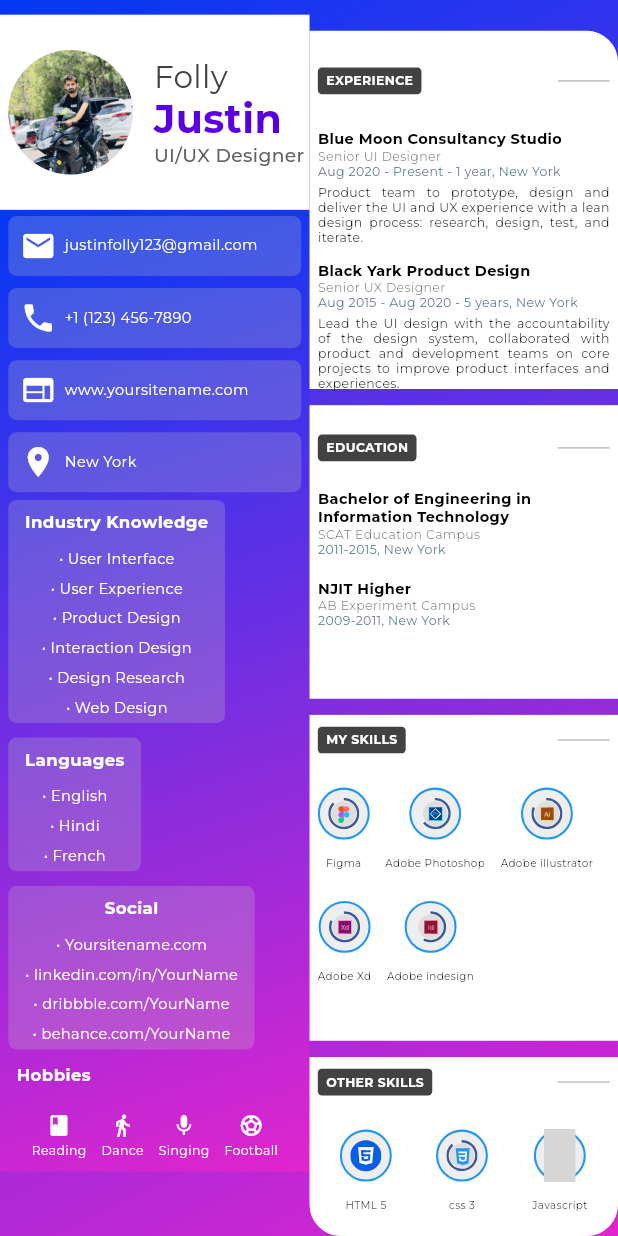
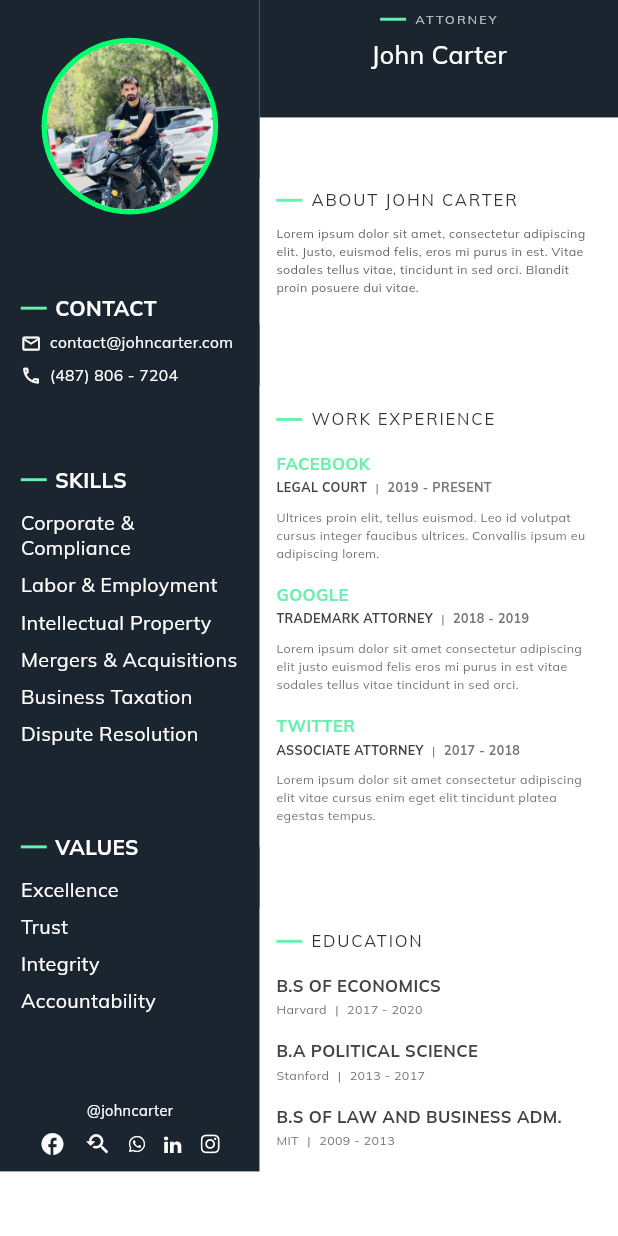
Before and after one commit to Kashannn/Resume_Builder_App, a Flutter app: the screen it shows after launch, on a phone screen of 412 x 824 dp. Run offline on Flutter 3.47's test engine with Material 3 defaults, Android fonts, the phone set to English and light mode, and no system bars; our stand-ins replace flutter_screenutil, flutter_svg, get, google_fonts, image_picker, open_file and 1 more; project files that could hold a hidden picture were left out; grey boxes are pictures that could not be loaded.

Commit message:
template 5

```diff
--- /dev/null
+++ b/lib/Templates/template5.dart
@@ -0,0 +1,543 @@
+import 'package:cvapp/utils/constant/app_images_constant.dart';
+import 'package:flutter/material.dart';
+import 'package:flutter_screenutil/flutter_screenutil.dart';
+import 'package:flutter_svg/flutter_svg.dart';
+import 'package:google_fonts/google_fonts.dart';
+
+class Template5 extends StatefulWidget {
+  const Template5({super.key});
+
+  @override
+  State<Template5> createState() => _Template5State();
+}
+
+class _Template5State extends State<Template5> {
+  @override
+  Widget build(BuildContext context) {
+    ScreenUtil.init(context, designSize: const Size(595, 842));
+    return SafeArea(
+      child: Scaffold(
+        body: Container(
+          width: 595.w,
+          height: 842.h,
+          color: Colors.white,
+          child: Column(
+            mainAxisAlignment: MainAxisAlignment.start,
+            crossAxisAlignment: CrossAxisAlignment.start,
+            children: [
+              Row(
+                children: [
+                  Container(
+                    width: 250.w,
+                    height: 798.h,
+                    decoration: BoxDecoration(
+                      color: Color(0xFF1B2530),
+                    ),
+                    child: Column(
+                      crossAxisAlignment: CrossAxisAlignment.center,
+                      mainAxisAlignment: MainAxisAlignment.spaceAround,
+                      children: [
+                        // Profile Picture
+                        Padding(
+                          padding: EdgeInsets.only(top: 16.h),
+                          child: CircleAvatar(
+                            radius: 85.r,
+                            backgroundColor: Color(0xFF00FF6A),
+                            child: CircleAvatar(
+                              radius: 80.r,
+                              backgroundImage:
+                                  AssetImage(AppImages.profilePicture),
+                            ),
+                          ),
+                        ),
+                        SizedBox(height: 16.h),
+                        // Contact Section
+                        Padding(
+                          padding: EdgeInsets.symmetric(horizontal: 20.w),
+                          child: Column(
+                            crossAxisAlignment: CrossAxisAlignment.start,
+                            children: [
+                              _buildSectionHeader('CONTACT'),
+                              SizedBox(height: 8.h),
+                              _buildContactItem(
+                                icon: Icons.email_outlined,
+                                text: 'contact@johncarter.com',
+                              ),
+                              SizedBox(height: 8.h),
+                              _buildContactItem(
+                                icon: Icons.phone_outlined,
+                                text: '(487) 806 - 7204',
+                              ),
+                            ],
+                          ),
+                        ),
+                        SizedBox(height: 16.h),
+                        // Skills Section
+                        Padding(
+                          padding: EdgeInsets.symmetric(horizontal: 20.w),
+                          child: Column(
+                            crossAxisAlignment: CrossAxisAlignment.start,
+                            children: [
+                              _buildSectionHeader('SKILLS'),
+                              SizedBox(height: 8.h),
+                              _buildSkillItem('Corporate & Compliance'),
+                              _buildSkillItem('Labor & Employment'),
+                              _buildSkillItem('Intellectual Property'),
+                              _buildSkillItem('Mergers & Acquisitions'),
+                              _buildSkillItem('Business Taxation'),
+                              _buildSkillItem('Dispute Resolution'),
+                            ],
+                          ),
+                        ),
+                        SizedBox(height: 16.h),
+                        // Values Section
+                        Padding(
+                          padding: EdgeInsets.symmetric(horizontal: 20.w),
+                          child: Column(
+                            crossAxisAlignment: CrossAxisAlignment.start,
+                            children: [
+                              _buildSectionHeader('VALUES'),
+                              SizedBox(height: 8.h),
+                              _buildSkillItem('Excellence'),
+                              _buildSkillItem('Trust'),
+                              _buildSkillItem('Integrity'),
+                              _buildSkillItem('Accountability'),
+                            ],
+                          ),
+                        ),
+                        SizedBox(height: 16.h),
+                        // Social Media Section
+                        Padding(
+                          padding: EdgeInsets.symmetric(horizontal: 20.w),
+                          child: Column(
+                            crossAxisAlignment: CrossAxisAlignment.center,
+                            children: [
+                              Text(
+                                '@johncarter',
+                                style: GoogleFonts.mulish(
+                                  fontSize: 14.sp,
+                                  color: Colors.white,
+                                ),
+                              ),
+                              SizedBox(height: 8.h),
+                              Row(
+                                mainAxisAlignment:
+                                    MainAxisAlignment.spaceEvenly,
+                                children: [
+                                  _buildSocialIcon(Icons.facebook),
+                                  _buildSocialIcon(Icons.youtube_searched_for),
+                                  SvgPicture.asset(
+                                    AppImages.whatsapp12,
+                                    color: Colors.white,
+                                  ),
+                                  SvgPicture.asset(
+                                    AppImages.linkedin,
+                                    color: Colors.white,
+                                  ),
+                                  SvgPicture.asset(
+                                    AppImages.instagram,
+                                    color: Colors.white,
+                                  )
+                                ],
+                              ),
+                            ],
+                          ),
+                        ),
+                      ],
+                    ),
+                  ),
+                  Container(
+                    width: 345.w,
+                    height: 798.h,
+                    child: Column(
+                      mainAxisAlignment: MainAxisAlignment.spaceBetween,
+                      children: [
+                        Container(
+                          width: 345.w,
+                          height: 80.h,
+                          color: Color(0xFF1B2530), // Dark background color
+                          child: Padding(
+                            padding: EdgeInsets.symmetric(
+                                horizontal: 16.w, vertical: 8.h),
+                            child: Column(
+                              crossAxisAlignment: CrossAxisAlignment.center,
+                              children: [
+                                // Title
+                                Row(
+                                  mainAxisAlignment: MainAxisAlignment.center,
+                                  children: [
+                                    Container(
+                                      width: 25.w,
+                                      height: 2.h,
+                                      color: Colors.greenAccent,
+                                    ),
+                                    SizedBox(width: 8.w),
+                                    Text(
+                                      'ATTORNEY',
+                                      style: GoogleFonts.mulish(
+                                        fontSize: 12.sp,
+                                        color: Colors.white.withOpacity(0.7),
+                                        letterSpacing: 1.5,
+                                      ),
+                                    ),
+                                  ],
+                                ),
+                                SizedBox(height: 8.h),
+                                // Name
+                                Text(
+                                  'John Carter',
+                                  style: GoogleFonts.mulish(
+                                    fontSize: 24.sp,
+                                    color: Colors.white,
+                                    fontWeight: FontWeight.w500,
+                                  ),
+                                ),
+                              ],
+                            ),
+                          ),
+                        ),
+                        Container(
+                          width: 345.w,
+                          height: 100.h,
+                          color: Colors.white,
+                          child: Padding(
+                            padding: EdgeInsets.symmetric(
+                                horizontal: 16.w, vertical: 8.h),
+                            child: Column(
+                              crossAxisAlignment: CrossAxisAlignment.start,
+                              children: [
+                                // Title
+                                Row(
+                                  children: [
+                                    Container(
+                                      width: 25.w,
+                                      height: 2.h,
+                                      color: Colors.greenAccent,
+                                    ),
+                                    SizedBox(width: 8.w),
+                                    Text(
+                                      'ABOUT JOHN CARTER',
+                                      style: GoogleFonts.mulish(
+                                        fontSize: 16.sp,
+                                        color: Color(
+                                            0xFF333333), // Dark grey color
+                                        letterSpacing: 1.2,
+                                      ),
+                                    ),
+                                  ],
+                                ),
+                                SizedBox(height: 8.h),
+                                // Description
+                                Text(
+                                  'Lorem ipsum dolor sit amet, consectetur adipiscing elit. Justo, euismod felis, eros mi purus in est. Vitae sodales tellus vitae, tincidunt in sed orci. Blandit proin posuere dui vitae.',
+                                  style: GoogleFonts.mulish(
+                                    fontSize: 12.sp,
+                                    color:
+                                        Color(0xFF666666), // Lighter grey color
+                                    height: 1.5,
+                                  ),
+                                ),
+                              ],
+                            ),
+                          ),
+                        ),
+                        Container(
+                          width: 345.w,
+                          color: Colors.white,
+                          child: Padding(
+                            padding: EdgeInsets.symmetric(
+                                horizontal: 16.w, vertical: 16.h),
+                            child: Column(
+                              crossAxisAlignment: CrossAxisAlignment.start,
+                              children: [
+                                // Section Title
+                                Row(
+                                  children: [
+                                    Container(
+                                      width: 25.w,
+                                      height: 2.h,
+                                      color: Colors.greenAccent,
+                                    ),
+                                    SizedBox(width: 8.w),
+                                    Text(
+                                      'WORK EXPERIENCE',
+                                      style: GoogleFonts.mulish(
+                                        fontSize: 16.sp,
+                                        color: Color(
+                                            0xFF333333), // Dark grey color
+                                        letterSpacing: 1.2,
+                                      ),
+                                    ),
+                                  ],
+                                ),
+                                SizedBox(height: 16.h),
+
+                                // Facebook Experience
+                                _buildExperienceItem(
+                                  company: 'FACEBOOK',
+                                  position: 'LEGAL COURT',
+                                  duration: '2019 - PRESENT',
+                                  description:
+                                      'Ultrices proin elit, tellus euismod. Leo id volutpat cursus integer faucibus ultrices. Convallis ipsum eu adipiscing lorem.',
+                                ),
+                                SizedBox(height: 16.h),
+
+                                // Google Experience
+                                _buildExperienceItem(
+                                  company: 'GOOGLE',
+                                  position: 'TRADEMARK ATTORNEY',
+                                  duration: '2018 - 2019',
+                                  description:
+                                      'Lorem ipsum dolor sit amet consectetur adipiscing elit justo euismod felis eros mi purus in est vitae sodales tellus vitae tincidunt in sed orci.',
+                                ),
+                                SizedBox(height: 16.h),
+
+                                // Twitter Experience
+                                _buildExperienceItem(
+                                  company: 'TWITTER',
+                                  position: 'ASSOCIATE ATTORNEY',
+                                  duration: '2017 - 2018',
+                                  description:
+                                      'Lorem ipsum dolor sit amet consectetur adipiscing elit vitae cursus enim eget elit tincidunt platea egestas tempus.',
+                                ),
+                              ],
+                            ),
+                          ),
+                        ),
+                        Container(
+                          width: 345.w,
+                          color: Colors.white,
+                          child: Padding(
+                            padding: EdgeInsets.symmetric(
+                                horizontal: 16.w, vertical: 16.h),
+                            child: Column(
+                              crossAxisAlignment: CrossAxisAlignment.start,
+                              children: [
+                                // Section Title
+                                Row(
+                                  children: [
+                                    Container(
+                                      width: 25.w,
+                                      height: 2.h,
+                                      color: Colors.greenAccent,
+                                    ),
+                                    SizedBox(width: 8.w),
+                                    Text(
+                                      'EDUCATION',
+                                      style: GoogleFonts.mulish(
+                                        fontSize: 16.sp,
+                                        color: Color(
+                                            0xFF333333), // Dark grey color
+                                        letterSpacing: 1.2,
+                                      ),
+                                    ),
+                                  ],
+                                ),
+                                SizedBox(height: 16.h),
+
+                                // Education Item 1
+                                _buildEducationItem(
+                                  degree: 'B.S OF ECONOMICS',
+                                  institution: 'Harvard',
+                                  duration: '2017 - 2020',
+                                ),
+                                SizedBox(height: 16.h),
+
+                                // Education Item 2
+                                _buildEducationItem(
+                                  degree: 'B.A POLITICAL SCIENCE',
+                                  institution: 'Stanford',
+                                  duration: '2013 - 2017',
+                                ),
+                                SizedBox(height: 16.h),
+
+                                // Education Item 3
+                                _buildEducationItem(
+                                  degree: 'B.S OF LAW AND BUSINESS ADM.',
+                                  institution: 'MIT',
+                                  duration: '2009 - 2013',
+                                ),
+                              ],
+                            ),
+                          ),
+                        )
+                      ],
+                    ),
+                  )
+                ],
+              ),
+            ],
+          ),
+        ),
+      ),
+    );
+  }
+
+  Widget _buildEducationItem({
+    required String degree,
+    required String institution,
+    required String duration,
+  }) {
+    return Column(
+      crossAxisAlignment: CrossAxisAlignment.start,
+      children: [
+        Text(
+          degree,
+          style: GoogleFonts.mulish(
+            fontSize: 16.sp,
+            fontWeight: FontWeight.bold,
+            color: Colors.grey[800],
+          ),
+        ),
+        SizedBox(height: 4.h),
+        Row(
+          children: [
+            Text(
+              institution,
+              style: GoogleFonts.mulish(
+                fontSize: 12.sp,
+                color: Colors.grey[600],
+              ),
+            ),
+            SizedBox(width: 8.w),
+            Text(
+              '|',
+              style: GoogleFonts.mulish(
+                fontSize: 12.sp,
+                color: Colors.grey[600],
+              ),
+            ),
+            SizedBox(width: 8.w),
+            Text(
+              duration,
+              style: GoogleFonts.mulish(
+                fontSize: 12.sp,
+                color: Colors.grey[600],
+              ),
+            ),
+          ],
+        ),
+      ],
+    );
+  }
+
+  Widget _buildExperienceItem({
+    required String company,
+    required String position,
+    required String duration,
+    required String description,
+  }) {
+    return Column(
+      crossAxisAlignment: CrossAxisAlignment.start,
+      children: [
+        Text(
+          company,
+          style: GoogleFonts.mulish(
+            fontSize: 16.sp,
+            fontWeight: FontWeight.bold,
+            color: Colors.greenAccent,
+          ),
+        ),
+        SizedBox(height: 4.h),
+        Row(
+          children: [
+            Text(
+              position.toUpperCase(),
+              style: GoogleFonts.mulish(
+                fontSize: 12.sp,
+                fontWeight: FontWeight.bold,
+                color: Colors.grey[800],
+              ),
+            ),
+            SizedBox(width: 8.w),
+            Text(
+              '|',
+              style: GoogleFonts.mulish(
+                fontSize: 12.sp,
+                color: Colors.grey[600],
+              ),
+            ),
+            SizedBox(width: 8.w),
+            Text(
+              duration,
+              style: GoogleFonts.mulish(
+                fontSize: 12.sp,
+                fontWeight: FontWeight.bold,
+                color: Colors.grey[600],
+              ),
+            ),
+          ],
+        ),
+        SizedBox(height: 8.h),
+        Text(
+          description,
+          style: GoogleFonts.mulish(
+            fontSize: 12.sp,
+            color: Colors.grey[600],
+            height: 1.5,
+          ),
+        ),
+      ],
+    );
+  }
+}
+
+Widget _buildSectionHeader(String title) {
+  return Row(
+    children: [
+      Container(
+        width: 25.w,
+        height: 2.h,
+        color: Colors.greenAccent,
+      ),
+      SizedBox(width: 8.w),
+      Text(
+        title,
+        style: GoogleFonts.mulish(
+          fontSize: 20.sp,
+          color: Colors.white,
+          fontWeight: FontWeight.bold,
+        ),
+      ),
+    ],
+  );
+}
+
+Widget _buildContactItem({required IconData icon, required String text}) {
+  return Row(
+    children: [
+      Icon(icon, color: Colors.white, size: 20.sp),
+      SizedBox(width: 8.w),
+      Expanded(
+        child: Text(
+          text,
+          style: GoogleFonts.mulish(
+            fontSize: 15.sp,
+            color: Colors.white,
+          ),
+        ),
+      ),
+    ],
+  );
+}
+
+Widget _buildSkillItem(String skill) {
+  return Padding(
+    padding: EdgeInsets.symmetric(vertical: 4.h),
+    child: Text(
+      skill,
+      style: GoogleFonts.mulish(
+        fontSize: 19.sp,
+        color: Colors.white,
+      ),
+    ),
+  );
+}
+
+Widget _buildSocialIcon(IconData icon) {
+  return Icon(
+    icon,
+    color: Colors.white,
+    size: 25.sp,
+  );
+}
--- a/lib/main.dart
+++ b/lib/main.dart
@@ -11,6 +11,7 @@ import 'Templates/template15.dart';
 import 'Templates/template17.dart';
 import 'Templates/template18.dart';
 import 'Templates/template20.dart';
+import 'Templates/template5.dart';
 import 'Templates/template7.dart';
 import 'Templates/template9.dart';
 
@@ -43,7 +44,7 @@ class MyApp extends StatelessWidget {
           ),
         );
       },
-      child: Template10(),
+      child: Template5(),
     );
   }
 }
```
